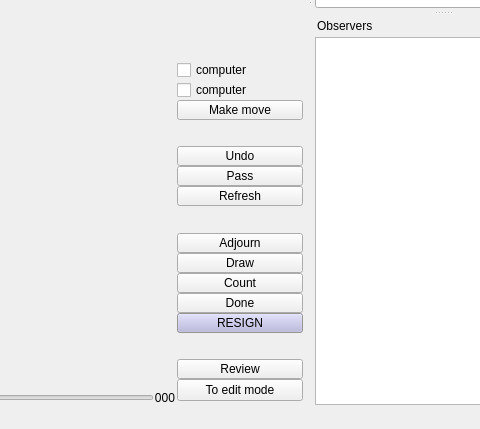
The window that src/board/boardwindow.ui (pzorin/qgo) describes before a commit, drawn with Qt 5; both pictures show x 408 to 888 and y 449 to 878 of the 981 by 878 pixel window.
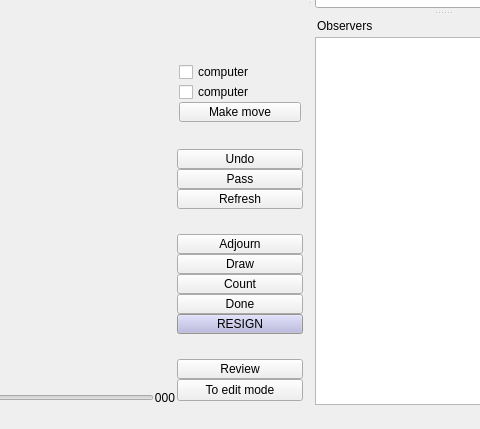
The same window after the commit. Icons and pictures are not drawn. Custom widgets are drawn as their Qt base class.

Diff of the .ui file:
```diff
--- a/src/board/boardwindow.ui
+++ b/src/board/boardwindow.ui
@@ -4390,6 +4390,7 @@
            <item>
             <layout class="QVBoxLayout" name="verticalLayout">
              <item>
+              <widget class="QWidget" name="computerControlsWidget" native="true">
               <layout class="QVBoxLayout" name="computerControls">
                <item>
                 <widget class="QCheckBox" name="computerBlack">
@@ -4431,6 +4432,7 @@
                 </widget>
                </item>
               </layout>
+              </widget>
              </item>
              <item>
               <spacer>
```
Lines whose indentation alone changed are shown as unchanged.
